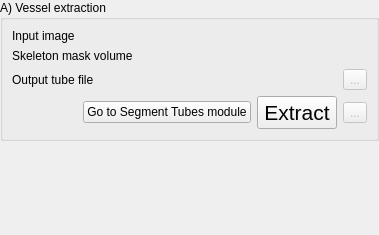
The window that Modules/Scripted/Workflow/Widgets/Resources/UI/VesselExtractionStep.ui (KitwareMedical/Deprecated-VesselView) describes before a commit, drawn with Qt 5.
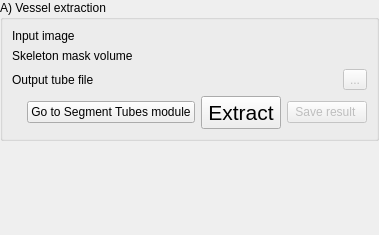
The same window after the commit. Custom widgets are drawn as their Qt base class.

Commit message:
ENH: Add Save result text to the save buttons
As a result of this, the tool button were promoted to push buttons.
Note that the "Save results " text as an extra space in the end to provide
a more balanced-looking widget.

Patch:
```diff
--- a/Modules/Scripted/Workflow/Widgets/Resources/UI/VesselExtractionStep.ui
+++ b/Modules/Scripted/Workflow/Widgets/Resources/UI/VesselExtractionStep.ui
@@ -86,7 +86,7 @@
          </widget>
         </item>
         <item>
-         <widget class="QToolButton" name="VesselExtractionSaveToolButton">
+         <widget class="QPushButton" name="VesselExtractionSavePushButton">
           <property name="enabled">
            <bool>false</bool>
           </property>
@@ -94,12 +94,7 @@
            <string>Save the output image</string>
           </property>
           <property name="text">
-           <string>...</string>
-          </property>
-          <property name="workflow" stdset="0">
-           <stringlist>
-            <string>0</string>
-           </stringlist>
+           <string>Save result </string>
           </property>
          </widget>
         </item>
```
Left out of the diff: 16 changed lines with no effect on the pictures. The commit also changes 13 other files.
